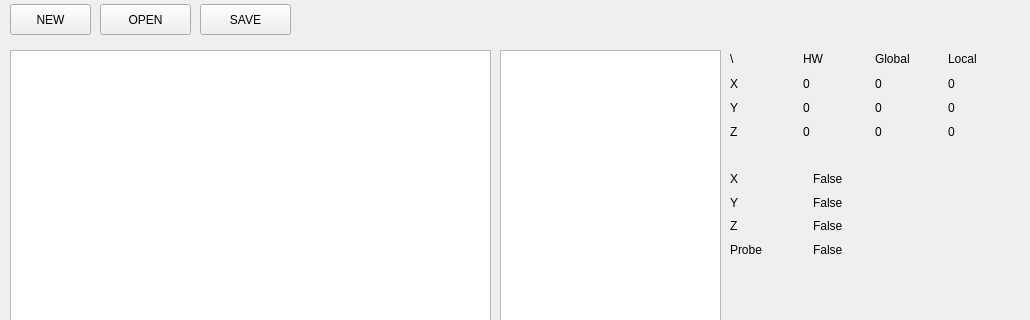
Old version of the form mainwindow.ui in the repository nort-cnc-control/NoRTGui-Qt; both pictures show x 0 to 1030 and y 0 to 320 of the 1030 by 600 pixel window.
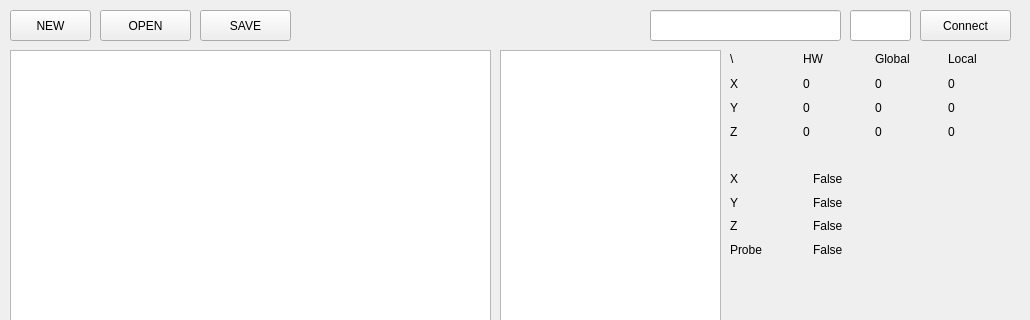
New version of the form.

Commit message: Add Connect button

Diff of the .ui file:
```diff
--- a/mainwindow.ui
+++ b/mainwindow.ui
@@ -96,7 +96,7 @@
     <property name="geometry">
      <rect>
       <x>10</x>
-      <y>4</y>
+      <y>10</y>
       <width>81</width>
       <height>31</height>
      </rect>
@@ -109,7 +109,7 @@
     <property name="geometry">
      <rect>
       <x>100</x>
-      <y>4</y>
+      <y>10</y>
       <width>91</width>
       <height>31</height>
      </rect>
@@ -122,7 +122,7 @@
     <property name="geometry">
      <rect>
       <x>200</x>
-      <y>4</y>
+      <y>10</y>
       <width>91</width>
       <height>31</height>
      </rect>
@@ -454,6 +454,39 @@
      </item>
     </layout>
    </widget>
+   <widget class="QLineEdit" name="remoteAddr">
+    <property name="geometry">
+     <rect>
+      <x>650</x>
+      <y>10</y>
+      <width>191</width>
+      <height>31</height>
+     </rect>
+    </property>
+   </widget>
+   <widget class="QLineEdit" name="remotePort">
+    <property name="geometry">
+     <rect>
+      <x>850</x>
+      <y>10</y>
+      <width>61</width>
+      <height>31</height>
+     </rect>
+    </property>
+   </widget>
+   <widget class="QPushButton" name="remoteConnect">
+    <property name="geometry">
+     <rect>
+      <x>920</x>
+      <y>10</y>
+      <width>91</width>
+      <height>31</height>
+     </rect>
+    </property>
+    <property name="text">
+     <string>Connect</string>
+    </property>
+   </widget>
   </widget>
   <widget class="QMenuBar" name="menubar">
    <property name="geometry">
```
The commit also changes 2 other files.
